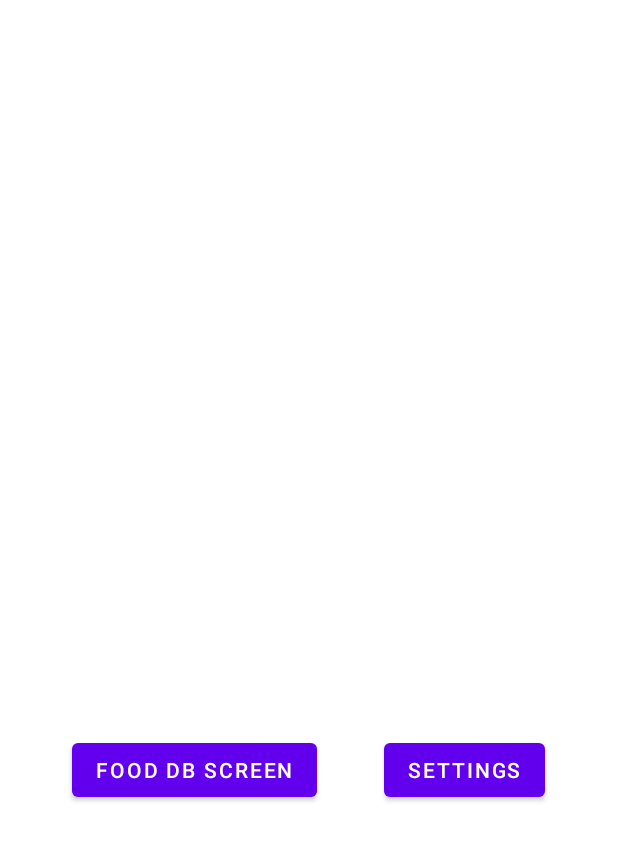
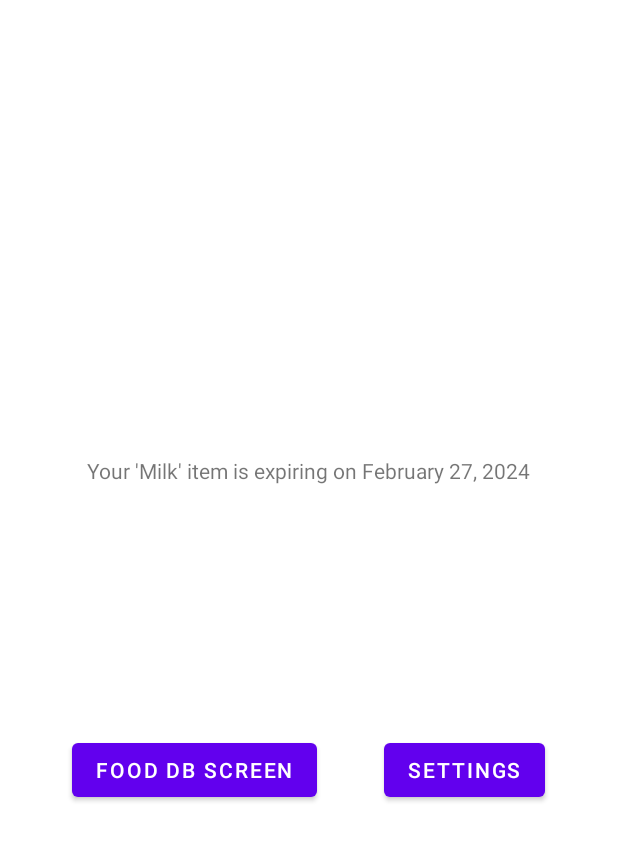
Before and after one commit to SniperSlayerss/SCRAPS, an Android app: the HomeActivity screen opened directly, with no data from a screen before it, on a phone screen of 412 x 824 dp, the part 190-1051 px from its top. Run offline under Robolectric (Android 15) with nearby library versions, the phone set to English and light mode, and no system bars; our stand-ins replace Firebase (no records; nobody signed in at launch, a user with empty details on screens opened directly).

Commit message:
- Added an expiry reminder TextView to home and implemented UpdateExpiryTextView to update it using GetExpiringFoodItems. - Fixed IntDate.LessThanEqualTo and IntDate.GreaterThanEqualTo to compare the int values of the Integer class instead of the Integer class itself - Commit includes test code in the Users class (TESTMETHOD) as well a use for this in UpdateExpiryTextView

```diff
--- a/app/src/main/java/com/example/scraps/DBModels/Users.java
+++ b/app/src/main/java/com/example/scraps/DBModels/Users.java
@@ -22,6 +22,10 @@ public class Users {
         this.houseID = houseID;
         this.password = password;
         this.foodItems = new HashMap<>();
+    }
+
+    public void TESTMETHOD(FoodItem food){ // TEST METHOD TO POPULATE A USER WITH FOOD ITEMS, PLEASE IGNORE
+        foodItems.put(food.getFoodName(), food);
     }
 
     public void addFoodItemToUser(FoodItem foodItem, String firebaseId) {
--- a/app/src/main/java/com/example/scraps/HomeActivity.java
+++ b/app/src/main/java/com/example/scraps/HomeActivity.java
@@ -29,6 +29,7 @@ import java.util.Date;
 import java.util.HashMap;
 import java.util.List;
 import java.util.Locale;
+import java.util.Random;
 
 public class HomeActivity extends AppCompatActivity {
 
@@ -38,6 +39,7 @@ public class HomeActivity extends AppCompatActivity {
         super.onCreate(savedInstanceState);
         setContentView(R.layout.activity_home);
         setSupportActionBar(findViewById(R.id.my_toolbar));
+        UpdateExpiryTextView();
     }
 
     // Method to handle button click and open the settings activity
@@ -88,16 +90,56 @@ public class HomeActivity extends AppCompatActivity {
      * @return
      */
     private ArrayList<FoodItem> GetExpiringFoodItems(Users currentUser, Integer numberOfDays){
+        if (currentUser.getFoodItems().isEmpty()){
+            return new ArrayList<FoodItem>();
+        }
+        else{
             ArrayList<FoodItem> foodItems = new ArrayList((currentUser.getFoodItems()).values());
+            ArrayList<FoodItem> output = new ArrayList<>();
             IntDate desiredDate = new IntDate();
             desiredDate.AddDays(numberOfDays);
             for (FoodItem f : foodItems){
                 IntDate expiryDate = new IntDate(f.getExpiryDate());
                 if (IntDate.LessThanEqualTo(expiryDate, desiredDate) && IntDate.GreaterThanEqualTo(expiryDate, IntDate.CurrentDate())){
-                foodItems.add(f);
+                    output.add(f);
                 }
             }
-        return foodItems;
+            return output;
+        }
+
+    }
+
+    /**
+     * Written weirdly for testing purposes, ideally the current user should be accessible from the activity but for now I'm using a test user defined in scope.
+     * Currently picks a random FoodItem from the array until I decide how I want to sort the items.
+     * @param currentUser
+     */
+    private void UpdateExpiryTextView(){
+        // TEST CODE
+        Users testUser = new Users("Mr. Test", "someone@example.com", "p@ssW0rd123", "2394");
+        testUser.TESTMETHOD(new FoodItem("Eggs", "27/02/2024", "23/02/2024", 3.50, "Testing food", false, "Mr. Test"));
+        testUser.TESTMETHOD(new FoodItem("Fish", "28/02/2024", "23/02/2024", 3.50, "Testing food", false, "Mr. Test"));
+        testUser.TESTMETHOD(new FoodItem("Milk", "29/02/2024", "23/02/2024", 3.50, "Testing food", false, "Mr. Test"));
+        testUser.TESTMETHOD(new FoodItem("Bread", "01/03/2024", "23/02/2024", 3.50, "Testing food", false, "Mr. Test"));
+        testUser.TESTMETHOD(new FoodItem("Canned Tuna", "02/03/2024", "23/02/2024", 3.50, "Testing food", false, "Mr. Test"));
+        // TEST CODE END
+        TextView expiryReminder = findViewById(R.id.expiryReminder);
+        ArrayList<FoodItem> expiring = GetExpiringFoodItems(testUser, 3);
+        if (expiring.isEmpty()){
+            expiryReminder.setText("Nothing expiring soon");
+        }
+        else{
+            Random rnd = new Random();
+            StringBuilder sb = new StringBuilder();
+            sb.append("Your '");
+            sb.append(expiring.get(rnd.nextInt(expiring.size())).getFoodName());
+            sb.append("' item is expiring on ");
+            Date date = new Date();
+            DateFormat dateFormatter = DateFormat.getDateInstance(DateFormat.LONG, Locale.ENGLISH);
+            sb.append(dateFormatter.format(date));
+            expiryReminder.setText(sb.toString());
+        }
+
     }
 
 
--- a/app/src/main/java/com/example/scraps/IntDate.java
+++ b/app/src/main/java/com/example/scraps/IntDate.java
@@ -105,9 +105,9 @@ public class IntDate {
      * @return True if firstDate <= secondDate, False if firstDate > secondDate
      */
     public static Boolean LessThanEqualTo(IntDate firstDate, IntDate secondDate){
-        if (firstDate.Year() == secondDate.Year()){
-            if (firstDate.Month() == secondDate.Month()){
-                if (firstDate.Day() <= secondDate.Day()){
+        if (firstDate.Year().equals(secondDate.Year())){
+            if (firstDate.Month().equals(secondDate.Month())){
+                if (firstDate.Day().intValue() <= secondDate.Day().intValue()){
                     return true;
                 }
                 else{
@@ -115,7 +115,7 @@ public class IntDate {
                 }
             }
             else{
-                if (firstDate.Month() <= secondDate.Month()){
+                if (firstDate.Month().intValue() <= secondDate.Month().intValue()){
                     return true;
                 }
                 else{
@@ -124,7 +124,7 @@ public class IntDate {
             }
         }
         else{
-            if (firstDate.Year() <= secondDate.Year()){
+            if (firstDate.Year().intValue() <= secondDate.Year().intValue()){
                 return true;
             }
             else{
@@ -140,9 +140,9 @@ public class IntDate {
      * @return True if firstDate >= secondDate, False if firstDate < secondDate
      */
     public static Boolean GreaterThanEqualTo(IntDate firstDate, IntDate secondDate){
-        if (firstDate.Year() == secondDate.Year()){
-            if (firstDate.Month() == secondDate.Month()){
-                if (firstDate.Day() >= secondDate.Day()){
+        if (firstDate.Year().equals(secondDate.Year())){
+            if (firstDate.Month().equals(secondDate.Month())){
+                if (firstDate.Day().intValue() >= secondDate.Day().intValue()){
                     return true;
                 }
                 else{
@@ -150,7 +150,7 @@ public class IntDate {
                 }
             }
             else{
-                if (firstDate.Month() >= secondDate.Month()){
+                if (firstDate.Month().intValue() >= secondDate.Month().intValue()){
                     return true;
                 }
                 else{
@@ -159,7 +159,7 @@ public class IntDate {
             }
         }
         else{
-            if (firstDate.Year() >= secondDate.Year()){
+            if (firstDate.Year().intValue() >= secondDate.Year().intValue()){
                 return true;
             }
             else{
--- a/app/src/main/res/layout/activity_home.xml
+++ b/app/src/main/res/layout/activity_home.xml
@@ -53,5 +53,15 @@
         app:layout_constraintTop_toTopOf="parent"
         app:popupTheme="@style/ThemeOverlay.AppCompat.Light" />
 
+    <TextView
+        android:id="@+id/expiryReminder"
+        android:layout_width="wrap_content"
+        android:layout_height="wrap_content"
+        android:text="TextView"
+        app:layout_constraintBottom_toBottomOf="parent"
+        app:layout_constraintEnd_toEndOf="parent"
+        app:layout_constraintStart_toStartOf="parent"
+        app:layout_constraintTop_toBottomOf="@+id/my_toolbar" />
+
 
 </androidx.constraintlayout.widget.ConstraintLayout>
```
Lines whose indentation alone changed are shown as unchanged.
